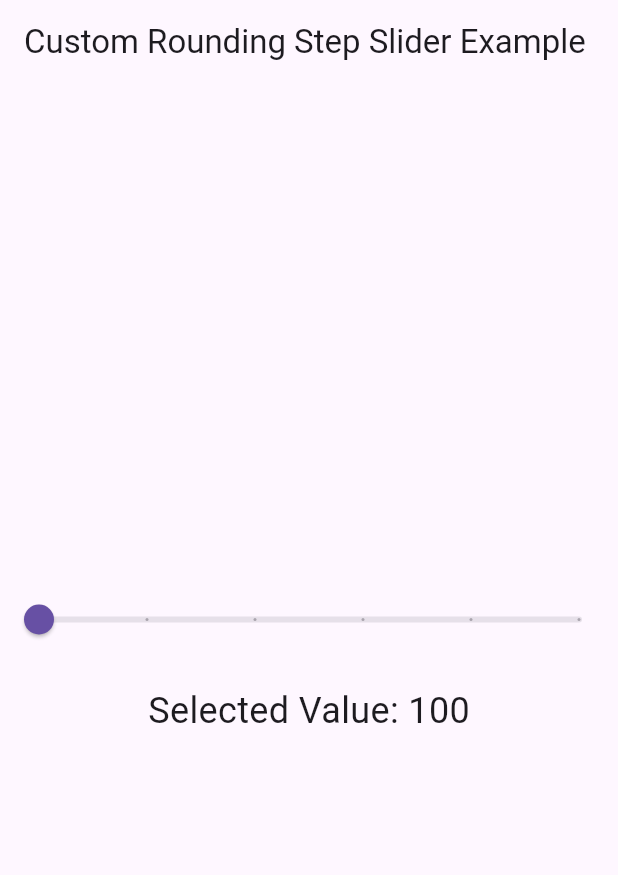
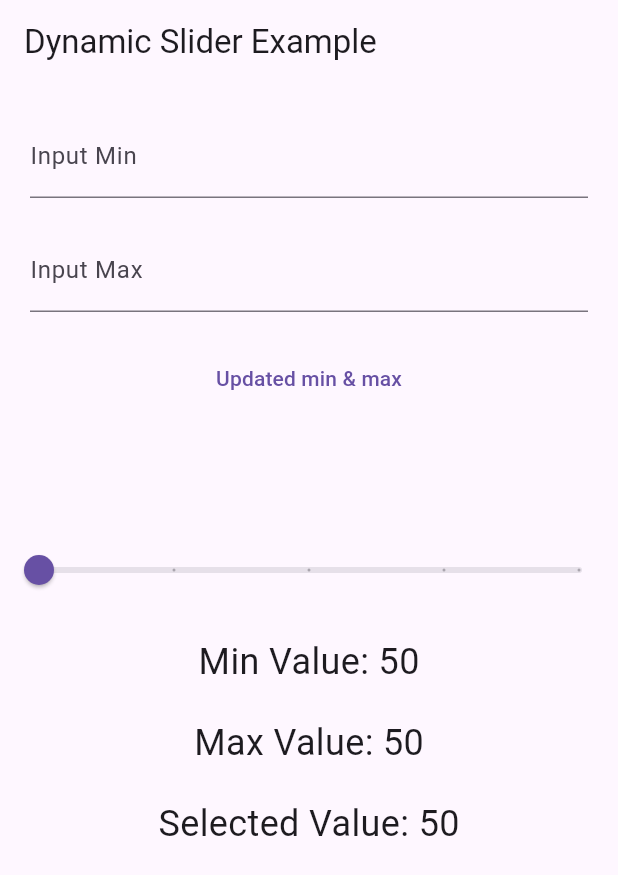
Before and after one commit to yoseptara/test_dynamic_slider, a Flutter app: the screen it shows after launch, on a phone screen of 412 x 824 dp. Shown: the top 875 px of the screen. Run offline on Flutter 3.47's test engine with Material 3 defaults, Android fonts, the light colour scheme and no system bars.

Commit message:
added min & max input

```diff
--- a/lib/main.dart
+++ b/lib/main.dart
@@ -11,21 +11,107 @@ class MyApp extends StatelessWidget {
   Widget build(BuildContext context) {
     return MaterialApp(
       home: Scaffold(
-        appBar:
-            AppBar(title: const Text('Custom Rounding Step Slider Example')),
-        body: const Center(
-          child: MathematicalStepSlider(
-            min: 85, // Original minimum value
-            max: 49999, // Original maximum value
-          ),
-        ),
+        appBar: AppBar(title: const Text('Dynamic Slider Example')),
+        body: const _DemoView(),
       ),
     );
   }
 }
 
-class MathematicalStepSlider extends StatefulWidget {
-  const MathematicalStepSlider({
+class _DemoView extends StatefulWidget {
+  const _DemoView();
+
+  @override
+  State<_DemoView> createState() => _DemoViewState();
+}
+
+class _DemoViewState extends State<_DemoView> {
+  final GlobalKey<FormState> formKey = GlobalKey();
+  final TextEditingController inputMinCtrl = TextEditingController();
+  final TextEditingController inputMaxCtrl = TextEditingController();
+
+  double sliderMinValue = 0;
+  double sliderMaxValue = 0;
+
+  @override
+  Widget build(BuildContext context) {
+    return SingleChildScrollView(
+      child: Column(
+        children: [
+          Form(
+            key: formKey,
+            autovalidateMode: AutovalidateMode.onUserInteraction,
+            child: Padding(
+              padding: const EdgeInsets.symmetric(horizontal: 20),
+              child: Column(
+                children: [
+                  const SizedBox(
+                    height: 20,
+                  ),
+                  TextFormField(
+                      controller: inputMinCtrl,
+                      keyboardType: TextInputType.number,
+                      decoration: const InputDecoration(labelText: 'Input Min'),
+                      validator: (String? val) {
+                        if (val == null || val.isEmpty) {
+                          return 'Cannot empty';
+                        }
+
+                        return null;
+                      }),
+                  const SizedBox(
+                    height: 20,
+                  ),
+                  TextFormField(
+                    controller: inputMaxCtrl,
+                    keyboardType: TextInputType.number,
+                    decoration: const InputDecoration(labelText: 'Input Max'),
+                    validator: (String? val) {
+                      if (val == null || val.isEmpty) {
+                        return 'Cannot empty';
+                      }
+
+                      if ((num.tryParse(inputMinCtrl.text) ?? 0) >=
+                          (num.tryParse(inputMaxCtrl.text) ?? 0)) {
+                        return 'max should be > min';
+                      }
+
+                      return null;
+                    },
+                  ),
+                  const SizedBox(
+                    height: 20,
+                  ),
+                  TextButton(
+                    onPressed: () {
+                      if (formKey.currentState?.validate() == true) {
+                        setState(() {
+                          sliderMinValue = double.tryParse(inputMinCtrl.text) ?? 0;
+                          sliderMaxValue = double.tryParse(inputMaxCtrl.text) ?? 0;
+                        });
+                      }
+                    },
+                    child: const Text('Updated min & max'),
+                  ),
+                ],
+              ),
+            ),
+          ),
+          const SizedBox(
+            height: 80,
+          ),
+          DynamicSlider(
+            min: sliderMinValue, // Original minimum value
+            max: sliderMaxValue, // Original maximum value
+          ),
+        ],
+      ),
+    );
+  }
+}
+
+class DynamicSlider extends StatefulWidget {
+  const DynamicSlider({
     super.key,
     required this.min,
     required this.max,
@@ -35,10 +121,10 @@ class MathematicalStepSlider extends StatefulWidget {
   final double max;
 
   @override
-  State<MathematicalStepSlider> createState() => _MathematicalStepSliderState();
+  State<DynamicSlider> createState() => _DynamicSliderState();
 }
 
-class _MathematicalStepSliderState extends State<MathematicalStepSlider> {
+class _DynamicSliderState extends State<DynamicSlider> {
   double ceilMin = 0;
   double ceilMax = 0;
   double _currentValue = 0;
@@ -46,10 +132,25 @@ class _MathematicalStepSliderState extends State<MathematicalStepSlider> {
   @override
   void initState() {
     super.initState();
-    ceilMin = customCeil(widget.min);
-    ceilMax = customCeil(widget.max);
-    _currentValue = ceilMin;
+    _updateSliderRange();
   }
+
+  @override
+  void didUpdateWidget(covariant DynamicSlider oldWidget) {
+    super.didUpdateWidget(oldWidget);
+    if (widget.min != oldWidget.min || widget.max != oldWidget.max) {
+      _updateSliderRange();
+    }
+  }
+
+  void _updateSliderRange() {
+    setState(() {
+      ceilMin = customCeil(widget.min);
+      ceilMax = customCeil(widget.max);
+      _currentValue = ceilMin;
+    });
+  }
+
 
   @override
   Widget build(BuildContext context) {
@@ -61,13 +162,23 @@ class _MathematicalStepSliderState extends State<MathematicalStepSlider> {
           value: _currentValue,
           min: ceilMin,
           max: ceilMax,
-          divisions: 5,
+          divisions: 4,
           label: _currentValue.toString(),
           onChanged: (double value) {
             setState(() {
               _currentValue = value;
             });
           },
+        ),
+        const SizedBox(height: 20),
+        Text(
+          'Min Value: ${ceilMin.toStringAsFixed(0)}',
+          style: const TextStyle(fontSize: 24),
+        ),
+        const SizedBox(height: 20),
+        Text(
+          'Max Value: ${ceilMax.toStringAsFixed(0)}',
+          style: const TextStyle(fontSize: 24),
         ),
         const SizedBox(height: 20),
         Text(
@@ -114,7 +225,7 @@ class _MathematicalStepSliderState extends State<MathematicalStepSlider> {
     if (secondDigit > 5 && secondDigit <= 9) {
       // Increment the first digit by 1 and adjust the rest to zero
       firstDigit += 1;
-       return double.tryParse(('${firstDigit}0$otherDigitsZerosStr')) ?? 0;
+      return double.tryParse(('${firstDigit}0$otherDigitsZerosStr')) ?? 0;
     }
 
     //Return the value if there is no more digit after second digit
```
